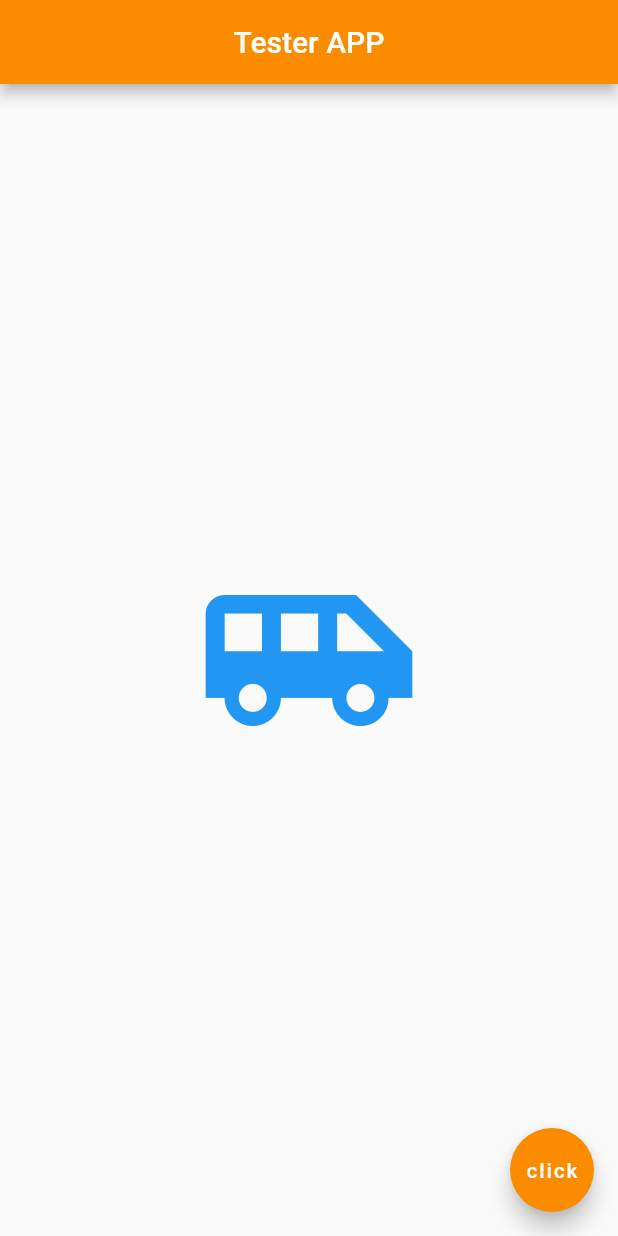
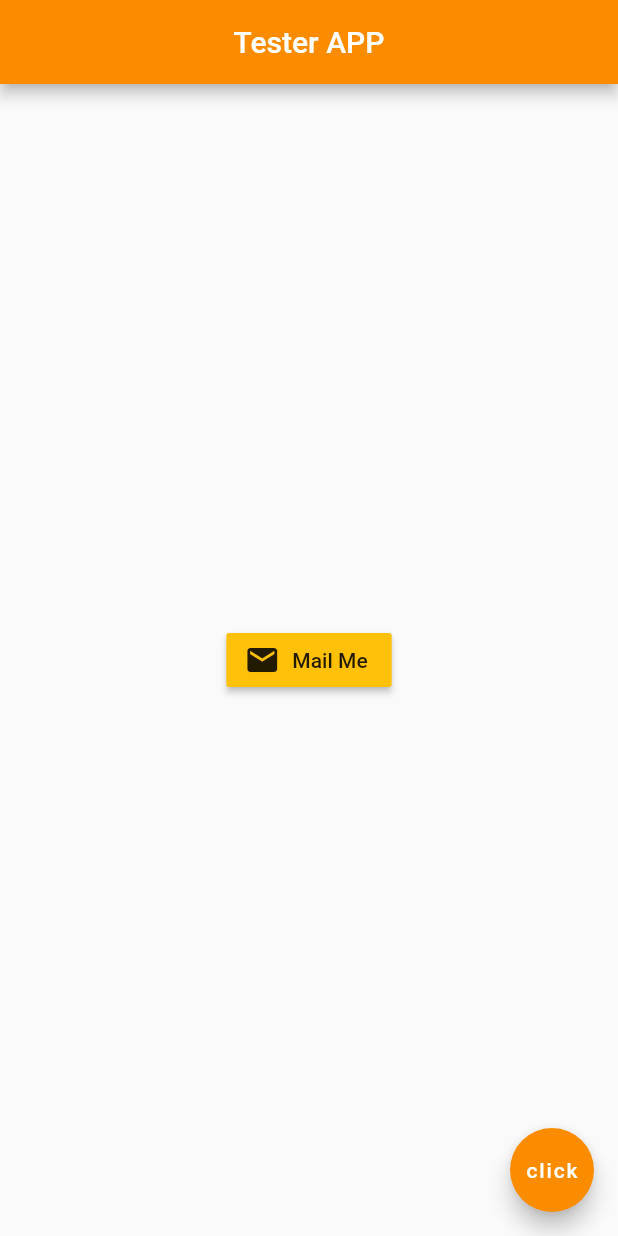
Before and after one commit to Shiftgithub/tester_app, a Flutter app: the screen it shows after launch, on a phone screen of 412 x 824 dp. Run offline on Flutter 3.47's test engine with Material 2 defaults, Android fonts, the phone set to English and light mode, and no system bars.

Commit message:
#7 RaisedButton.icon

```diff
--- a/lib/main.dart
+++ b/lib/main.dart
@@ -3,7 +3,6 @@ import 'package:flutter/material.dart';
 void main() => runApp(MaterialApp(
       home: Home(),
     ));
-
 
 class Home extends StatelessWidget {
   @override
@@ -15,12 +14,15 @@ class Home extends StatelessWidget {
         backgroundColor: Colors.orange[600],
       ),
       body: Center(
-        child: Icon(
-          Icons.airport_shuttle,
-          color: Colors.blue,
-          size: 150.0,
-        ),
-        ),
+          child: RaisedButton.icon(
+            onPressed: () {},
+            icon: Icon(
+              Icons.mail,
+            ),
+            label: Text('Mail Me'),
+            color: Colors.amber,
+          ),
+      ),
       floatingActionButton: FloatingActionButton(
         onPressed: () {},
         child: Text(
```
